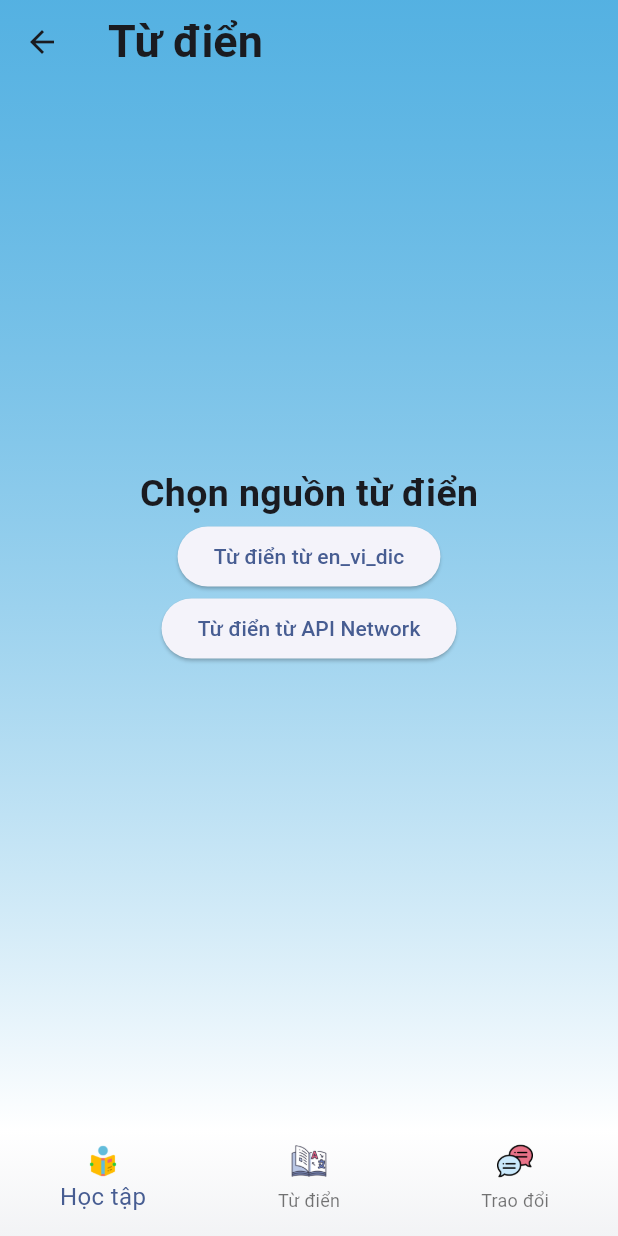
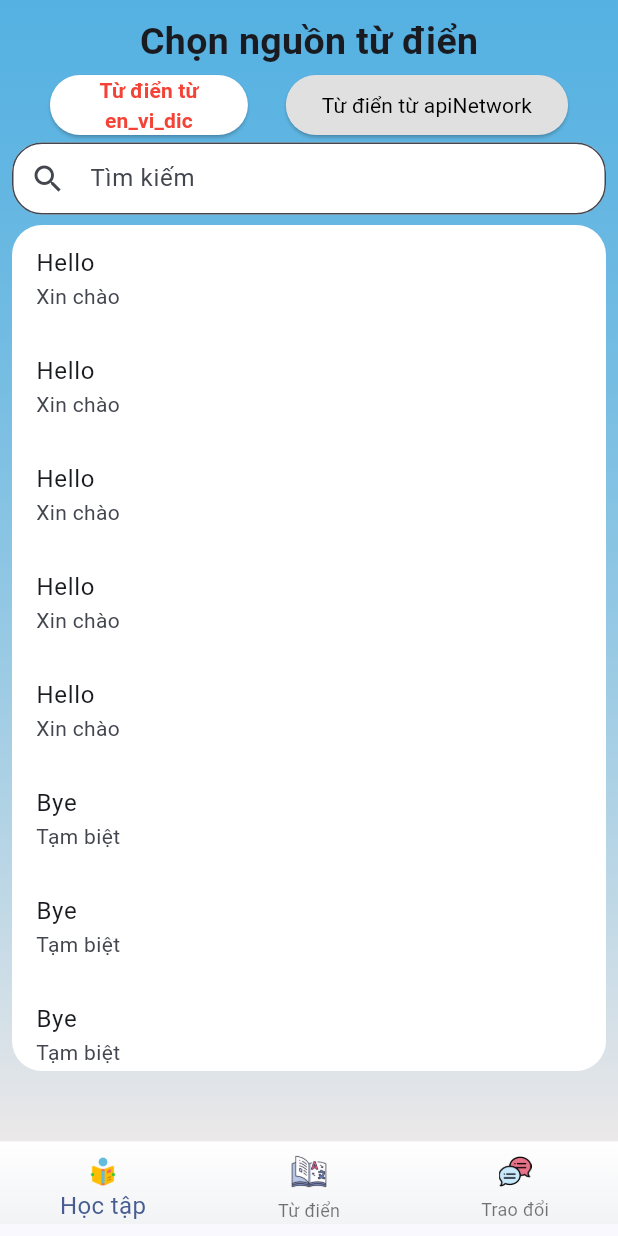
Before and after one commit to huuluc10/flutter-english-learn-app, a Flutter app: the DictionaryScreen screen opened by its route, on a phone screen of 412 x 824 dp. Run offline on Flutter 3.47's test engine with Material 3 defaults, Android fonts, the phone set to English and light mode, and no system bars; our stand-ins replace flutter_riverpod, percent_indicator; missing offline and left inert: bottom_picker.

Commit message:
feat: add more widgets to dictionary screen

```diff
--- a/lib/features/auth/page/login_screen.dart
+++ b/lib/features/auth/page/login_screen.dart
@@ -23,6 +23,8 @@ class _LoginScreenState extends State<LoginScreen> {
       backgroundColor: Colors.white,
       body: SingleChildScrollView(
         child: LineGradientBackgroundWidget(
+          child: SizedBox(
+            height: MediaQuery.of(context).size.height,
             child: Center(
               child: Column(
                 mainAxisAlignment: MainAxisAlignment.center,
@@ -120,6 +122,7 @@ class _LoginScreenState extends State<LoginScreen> {
             ),
           ),
         ),
+      ),
     );
   }
 }
--- a/lib/features/auth/page/sign_up_screen.dart
+++ b/lib/features/auth/page/sign_up_screen.dart
@@ -17,6 +17,8 @@ class SignUpScreen extends StatelessWidget {
       backgroundColor: Colors.white,
       body: SingleChildScrollView(
         child: LineGradientBackgroundWidget(
+          child: SizedBox(
+            height: MediaQuery.of(context).size.height,
             child: Center(
               child: Column(
                 mainAxisAlignment: MainAxisAlignment.center,
@@ -88,6 +90,7 @@ class SignUpScreen extends StatelessWidget {
             ),
           ),
         ),
+      ),
     );
   }
 }
--- a/lib/features/dictionary/page/dictionary_screen.dart
+++ b/lib/features/dictionary/page/dictionary_screen.dart
@@ -1,4 +1,6 @@
 import 'package:flutter/material.dart';
+import 'package:flutter_englearn/features/homepage/service/control_source_dictionary.dart';
+import 'package:flutter_englearn/features/homepage/widgets/button_choose_source_dictionary_widget.dart';
 import 'package:flutter_englearn/utils/service/control_index_navigate_bar.dart';
 import 'package:flutter_englearn/utils/widgets/bottom_navigate_bar_widget.dart';
 import 'package:flutter_englearn/utils/widgets/line_gradient_background_widget.dart';
@@ -29,36 +31,89 @@ class DictionaryScreen extends ConsumerWidget {
     // Get index of bottom navigation bar
     final indexBottomNavbar = ref.watch(indexBottomNavbarProvider);
 
+    //Get height of screen
+    final height = MediaQuery.of(context).size.height;
+
     return Scaffold(
       extendBodyBehindAppBar: true,
-      appBar: AppBar(
-        title: const Text(
-          'Từ điển',
-          style: TextStyle(
-            fontSize: 30,
-            fontWeight: FontWeight.bold,
+      body: LineGradientBackgroundWidget(
+        child: Padding(
+          padding: const EdgeInsets.symmetric(
+            horizontal: 8,
+            vertical: 10,
           ),
-        ),
-        backgroundColor: Colors.transparent,
-        elevation: 0,
-      ),
-      body: LineGradientBackgroundWidget(
-        child: Center(
-          child: Column(
-            mainAxisAlignment: MainAxisAlignment.center,
-            //
-            children: <Widget>[
-              const Text('Chọn nguồn từ điển',
-                  style: TextStyle(fontSize: 25, fontWeight: FontWeight.bold)),
-              ElevatedButton(
-                onPressed: () {},
-                child: const Text('Từ điển từ en_vi_dic'),
-              ),
-              ElevatedButton(
-                onPressed: () {},
-                child: const Text('Từ điển từ API Network'),
-              ),
-            ],
+          child: Center(
+            child: Column(
+              mainAxisAlignment: MainAxisAlignment.start,
+              children: <Widget>[
+                const SizedBox(
+                  height: 85,
+                  child: Column(
+                    children: [
+                      Text('Chọn nguồn từ điển',
+                          style: TextStyle(
+                              fontSize: 25, fontWeight: FontWeight.bold)),
+                      Row(
+                        mainAxisAlignment: MainAxisAlignment.spaceEvenly,
+                        children: [
+                          Flexible(
+                            flex: 1,
+                            child: ButtonChooseSourceDictionary(
+                              sourceDictionaryName: 'Từ điển từ en_vi_dic',
+                              from: ControlSourceDictionary.enViDic,
+                            ),
+                          ),
+                          Flexible(
+                              flex: 2,
+                              child: ButtonChooseSourceDictionary(
+                                sourceDictionaryName: 'Từ điển từ apiNetwork',
+                                from: ControlSourceDictionary.apiNetwork,
+                              )),
+                        ],
+                      ),
+                    ],
+                  ),
+                ),
+                SizedBox(
+                  height: 55,
+                  child: TextField(
+                    decoration: InputDecoration(
+                      filled: true,
+                      fillColor: Colors.white,
+                      contentPadding: const EdgeInsets.symmetric(horizontal: 5),
+                      hintText: 'Tìm kiếm',
+                      prefixIcon: const Icon(Icons.search),
+                      border: OutlineInputBorder(
+                        borderRadius: BorderRadius.circular(20),
+                      ),
+                    ),
+                  ),
+                ),
+                Container(
+                  height: height - 260,
+                  decoration: BoxDecoration(
+                    color: Colors.white,
+                    borderRadius: BorderRadius.circular(20),
+                  ),
+                  child: SingleChildScrollView(
+                    child: Column(
+                      children: [
+                        for (var i = 0; i < 5; i++)
+                          const ListTile(
+                            title: Text('Hello'),
+                            subtitle: Text('Xin chào'),
+                          ),
+                        for (var i = 0; i < 5; i++)
+                          const ListTile(
+                            title: Text('Bye'),
+                            subtitle: Text('Tạm biệt'),
+                          ),
+                      ],
+                    ),
+                  ),
+                ),
+              ],
+            ),
           ),
         ),
       ),
--- /dev/null
+++ b/lib/features/homepage/service/control_source_dictionary.dart
@@ -0,0 +1,10 @@
+import 'package:flutter_riverpod/flutter_riverpod.dart';
+
+enum ControlSourceDictionary {
+  enViDic,
+  apiNetwork,
+}
+
+final controlSourceDictionary = StateProvider<ControlSourceDictionary>((ref) {
+  return ControlSourceDictionary.enViDic;
+});
--- /dev/null
+++ b/lib/features/homepage/widgets/button_choose_source_dictionary_widget.dart
@@ -0,0 +1,47 @@
+import 'package:flutter/material.dart';
+import 'package:flutter_englearn/features/homepage/service/control_source_dictionary.dart';
+import 'package:flutter_riverpod/flutter_riverpod.dart';
+
+class ButtonChooseSourceDictionary extends ConsumerWidget {
+  const ButtonChooseSourceDictionary({
+    super.key,
+    required this.sourceDictionaryName,
+    required this.from,
+  });
+
+  final String sourceDictionaryName;
+  final ControlSourceDictionary from;
+
+  @override
+  Widget build(BuildContext context, WidgetRef ref) {
+    void onSourceDictionaryChanged(ControlSourceDictionary value) {
+      ref.read(controlSourceDictionary.notifier).update((state) => value);
+    }
+
+    //Get source dictionary
+    final sourceDictionary = ref.watch(controlSourceDictionary);
+
+    return ElevatedButton(
+      onPressed: () {
+        onSourceDictionaryChanged(from);
+      },
+      style: ElevatedButton.styleFrom(
+        backgroundColor:
+            sourceDictionary == from ? Colors.white : Colors.grey[300],
+      ),
+      child: Text(
+        sourceDictionaryName,
+        textAlign: TextAlign.center,
+        style: sourceDictionary == from
+            ? const TextStyle(
+                color: Colors.red,
+                fontWeight: FontWeight.bold,
+              )
+            : const TextStyle(
+                color: Colors.black, // Change this to a visible color
+                fontWeight: FontWeight.normal,
+              ),
+      ),
+    );
+  }
+}
--- a/lib/utils/widgets/bottom_navigate_bar_widget.dart
+++ b/lib/utils/widgets/bottom_navigate_bar_widget.dart
@@ -29,15 +29,14 @@ class BottomNavigateBarWidget extends ConsumerWidget {
               ],
             ),
           ),
-          // i have found out the height of the bottom navigation bar is roughly 60
-          height: 70,
+          height: 55,
         ),
         BottomNavigationBar(
           backgroundColor: Colors.transparent,
           selectedFontSize: 16,
           unselectedFontSize: 12,
           elevation: 0,
-          iconSize: 24,
+          iconSize: 22,
           currentIndex: index,
           onTap: (value) {
             ref
@@ -54,7 +53,7 @@ class BottomNavigateBarWidget extends ConsumerWidget {
           },
           items: const [
             BottomNavigationBarItem(
-              icon: Image(image: AssetImage('assets/home.png'), width: 24),
+              icon: Image(image: AssetImage('assets/home.png'), width: 22),
               label: 'Học tập',
             ),
             BottomNavigationBarItem(
@@ -65,7 +64,7 @@ class BottomNavigateBarWidget extends ConsumerWidget {
               label: 'Từ điển',
             ),
             BottomNavigationBarItem(
-              icon: Image(image: AssetImage("assets/chat.png"), width: 24),
+              icon: Image(image: AssetImage("assets/chat.png"), width: 22),
               label: 'Trao đổi',
             ),
           ],
--- a/lib/utils/widgets/line_gradient_background_widget.dart
+++ b/lib/utils/widgets/line_gradient_background_widget.dart
@@ -18,7 +18,7 @@ class LineGradientBackgroundWidget extends StatelessWidget {
           end: Alignment.bottomCenter,
           colors: <Color>[
             Color.fromARGB(169, 0, 141, 211),
-            Color.fromARGB(249, 255, 255, 255),
+            Color.fromARGB(248, 235, 232, 232),
           ], // Gradient from https://learnui.design/tools/gradient-generator.html
           tileMode: TileMode.mirror,
         ),
```
Lines whose indentation alone changed are shown as unchanged.
